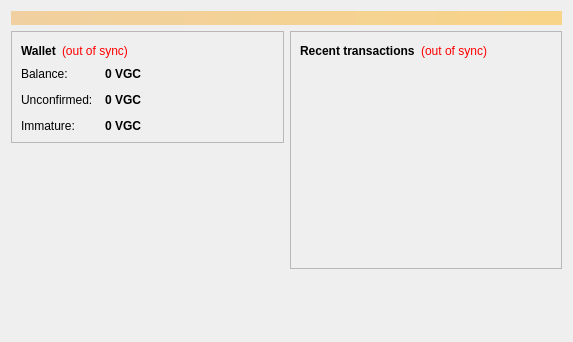
Old version of the form src/qt/forms/overviewpage.ui in the repository VegasCoin/vegascoin.
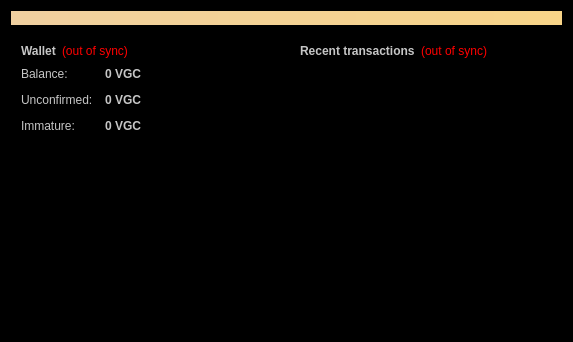
New version of the form.

Commit message: Updated forms to black background

```diff
--- a/src/qt/forms/overviewpage.ui
+++ b/src/qt/forms/overviewpage.ui
@@ -13,6 +13,10 @@
   <property name="windowTitle">
    <string>Form</string>
   </property>
+  <property name="styleSheet">
+   <string notr="true">color: rgb(198, 198, 198);
+background-color: rgb(0, 0, 0);</string>
+  </property>
   <layout class="QVBoxLayout" name="topLayout">
    <item>
     <widget class="QLabel" name="labelAlerts">
```
The commit also changes 11 other files.
